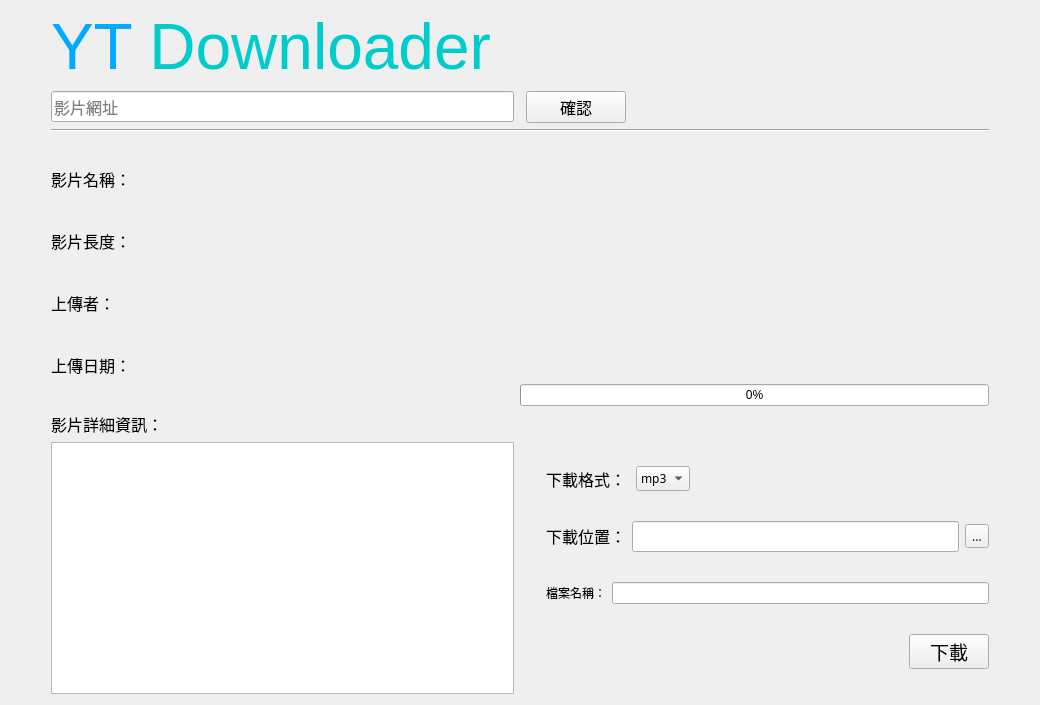
This is interface.ui in Alan-Kuan/YT_Downloader as Qt 5 draws it before an edit. The edited form follows.
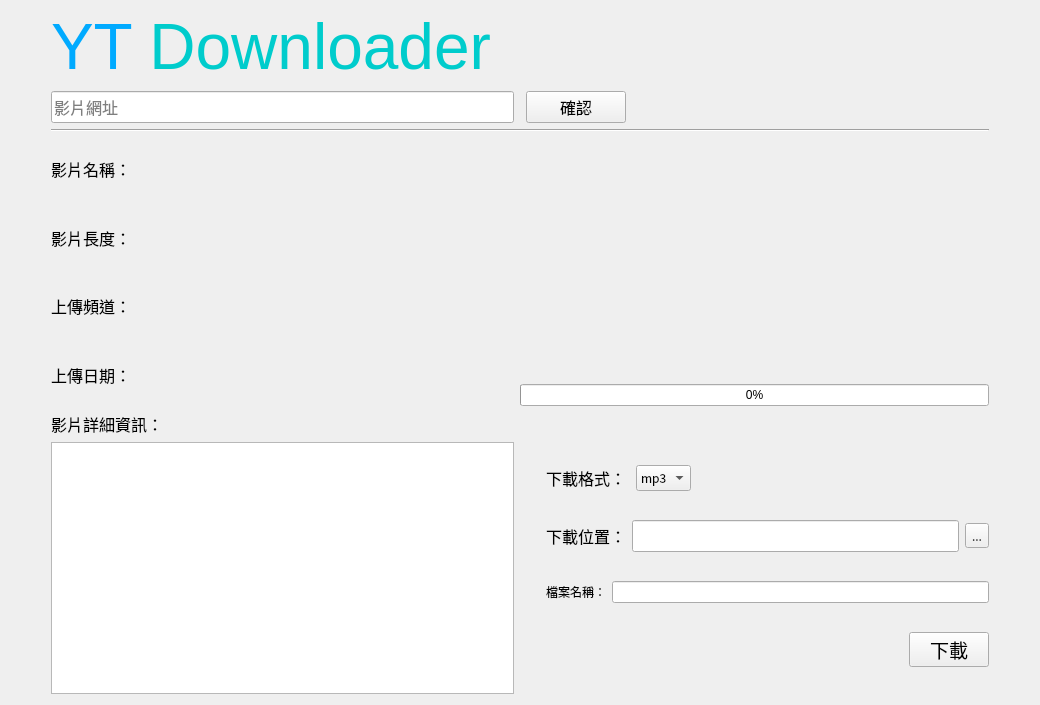
This is the edited form. Icons and pictures are not drawn.

Commit message: Change: adjust appearance and separate labels and fields.

Diff of the .ui file:
```diff
--- a/interface.ui
+++ b/interface.ui
@@ -65,7 +65,9 @@
    <item row="4" column="1">
     <layout class="QVBoxLayout" name="verticalLayout">
      <item>
-      <widget class="QLabel" name="title">
+      <layout class="QHBoxLayout" name="horizontalLayout_6">
+       <item>
+        <widget class="QLabel" name="label_title">
        <property name="sizePolicy">
         <sizepolicy hsizetype="Preferred" vsizetype="Fixed">
          <horstretch>0</horstretch>
@@ -74,13 +76,13 @@
        </property>
        <property name="maximumSize">
         <size>
-         <width>16777215</width>
+           <width>80</width>
          <height>30</height>
         </size>
        </property>
        <property name="font">
         <font>
-         <family>微軟正黑體</family>
+           <family>Noto Sans CJK TC</family>
          <pointsize>12</pointsize>
         </font>
        </property>
@@ -99,7 +101,18 @@
       </widget>
      </item>
      <item>
-      <widget class="QLabel" name="duration">
+        <widget class="QLabel" name="title">
+         <property name="text">
+          <string/>
+         </property>
+        </widget>
+       </item>
+      </layout>
+     </item>
+     <item>
+      <layout class="QHBoxLayout" name="horizontalLayout_7">
+       <item>
+        <widget class="QLabel" name="label_duration">
        <property name="sizePolicy">
         <sizepolicy hsizetype="Preferred" vsizetype="Fixed">
          <horstretch>0</horstretch>
@@ -108,13 +121,13 @@
        </property>
        <property name="maximumSize">
         <size>
-         <width>16777215</width>
+           <width>80</width>
          <height>30</height>
         </size>
        </property>
        <property name="font">
         <font>
-         <family>微軟正黑體</family>
+           <family>Noto Sans CJK TC</family>
          <pointsize>12</pointsize>
         </font>
        </property>
@@ -133,41 +146,69 @@
       </widget>
      </item>
      <item>
+        <widget class="QLabel" name="duration">
+         <property name="text">
+          <string/>
+         </property>
+        </widget>
+       </item>
+      </layout>
+     </item>
+     <item>
+      <layout class="QHBoxLayout" name="horizontalLayout_8">
+       <property name="sizeConstraint">
+        <enum>QLayout::SetNoConstraint</enum>
+       </property>
+       <item>
+        <widget class="QLabel" name="label_uploader">
+         <property name="sizePolicy">
+          <sizepolicy hsizetype="Preferred" vsizetype="Fixed">
+           <horstretch>0</horstretch>
+           <verstretch>0</verstretch>
+          </sizepolicy>
+         </property>
+         <property name="maximumSize">
+          <size>
+           <width>80</width>
+           <height>30</height>
+          </size>
+         </property>
+         <property name="font">
+          <font>
+           <family>Noto Sans CJK TC</family>
+           <pointsize>12</pointsize>
+          </font>
+         </property>
+         <property name="cursor">
+          <cursorShape>ArrowCursor</cursorShape>
+         </property>
+         <property name="text">
+          <string>上傳頻道：</string>
+         </property>
+         <property name="textFormat">
+          <enum>Qt::AutoText</enum>
+         </property>
+         <property name="textInteractionFlags">
+          <set>Qt::NoTextInteraction</set>
+         </property>
+        </widget>
+       </item>
+       <item>
       <widget class="QLabel" name="uploader">
-       <property name="sizePolicy">
-        <sizepolicy hsizetype="Preferred" vsizetype="Fixed">
-         <horstretch>0</horstretch>
-         <verstretch>0</verstretch>
-        </sizepolicy>
-       </property>
-       <property name="maximumSize">
-        <size>
-         <width>16777215</width>
-         <height>30</height>
-        </size>
-       </property>
-       <property name="font">
-        <font>
-         <family>微軟正黑體</family>
-         <pointsize>12</pointsize>
-        </font>
-       </property>
-       <property name="cursor">
-        <cursorShape>IBeamCursor</cursorShape>
-       </property>
        <property name="text">
-        <string>上傳者：</string>
-       </property>
-       <property name="textFormat">
-        <enum>Qt::AutoText</enum>
-       </property>
-       <property name="textInteractionFlags">
-        <set>Qt::NoTextInteraction</set>
+          <string/>
        </property>
       </widget>
      </item>
+      </layout>
+     </item>
      <item>
-      <widget class="QLabel" name="upload_date">
+      <layout class="QHBoxLayout" name="horizontalLayout_9">
+       <property name="sizeConstraint">
+        <enum>QLayout::SetDefaultConstraint</enum>
+       </property>
+       <item>
+        <widget class="QLabel" name="label_upload_date">
        <property name="sizePolicy">
         <sizepolicy hsizetype="Preferred" vsizetype="Fixed">
          <horstretch>0</horstretch>
@@ -176,13 +217,13 @@
        </property>
        <property name="maximumSize">
         <size>
-         <width>16777215</width>
+           <width>80</width>
          <height>30</height>
         </size>
        </property>
        <property name="font">
         <font>
-         <family>微軟正黑體</family>
+           <family>Noto Sans CJK TC</family>
          <pointsize>12</pointsize>
         </font>
        </property>
@@ -200,6 +241,15 @@
        </property>
       </widget>
      </item>
+       <item>
+        <widget class="QLabel" name="upload_date">
+         <property name="text">
+          <string/>
+         </property>
+        </widget>
+       </item>
+      </layout>
+     </item>
     </layout>
    </item>
    <item row="0" column="1" colspan="3">
@@ -243,7 +293,7 @@
            </property>
            <property name="font">
             <font>
-             <family>微軟正黑體</family>
+             <family>Noto Sans CJK TC</family>
              <pointsize>12</pointsize>
             </font>
            </property>
@@ -281,7 +331,7 @@
            </property>
            <property name="font">
             <font>
-             <family>微軟正黑體</family>
+             <family>Noto Sans CJK TC</family>
             </font>
            </property>
            <property name="editable">
@@ -344,7 +394,7 @@
            </property>
            <property name="font">
             <font>
-             <family>微軟正黑體</family>
+             <family>Noto Sans CJK TC</family>
              <pointsize>12</pointsize>
             </font>
            </property>
@@ -372,7 +422,7 @@
            </property>
            <property name="font">
             <font>
-             <family>微軟正黑體</family>
+             <family>Noto Sans CJK TC</family>
              <pointsize>12</pointsize>
             </font>
            </property>
@@ -385,7 +435,7 @@
           <widget class="QToolButton" name="select_path_btn">
            <property name="font">
             <font>
-             <family>微軟正黑體</family>
+             <family>Noto Sans CJK TC</family>
              <pointsize>9</pointsize>
             </font>
            </property>
@@ -466,7 +516,7 @@
            </property>
            <property name="font">
             <font>
-             <family>微軟正黑體</family>
+             <family>Noto Sans CJK TC</family>
              <pointsize>14</pointsize>
             </font>
            </property>
@@ -571,7 +621,7 @@
      </property>
      <property name="font">
       <font>
-       <family>微軟正黑體</family>
+       <family>Noto Sans CJK TC</family>
        <pointsize>12</pointsize>
       </font>
      </property>
@@ -593,7 +643,7 @@
      </property>
      <property name="font">
       <font>
-       <family>微軟正黑體</family>
+       <family>Noto Sans CJK TC</family>
        <pointsize>12</pointsize>
       </font>
      </property>
@@ -621,7 +671,7 @@
      </property>
      <property name="font">
       <font>
-       <family>微軟正黑體</family>
+       <family>Noto Sans CJK TC</family>
        <pointsize>12</pointsize>
       </font>
      </property>
```
Left out of the diff: 12 changed lines with no effect on the pictures. Lines whose indentation alone changed are shown as unchanged. The commit also changes 1 other file.
